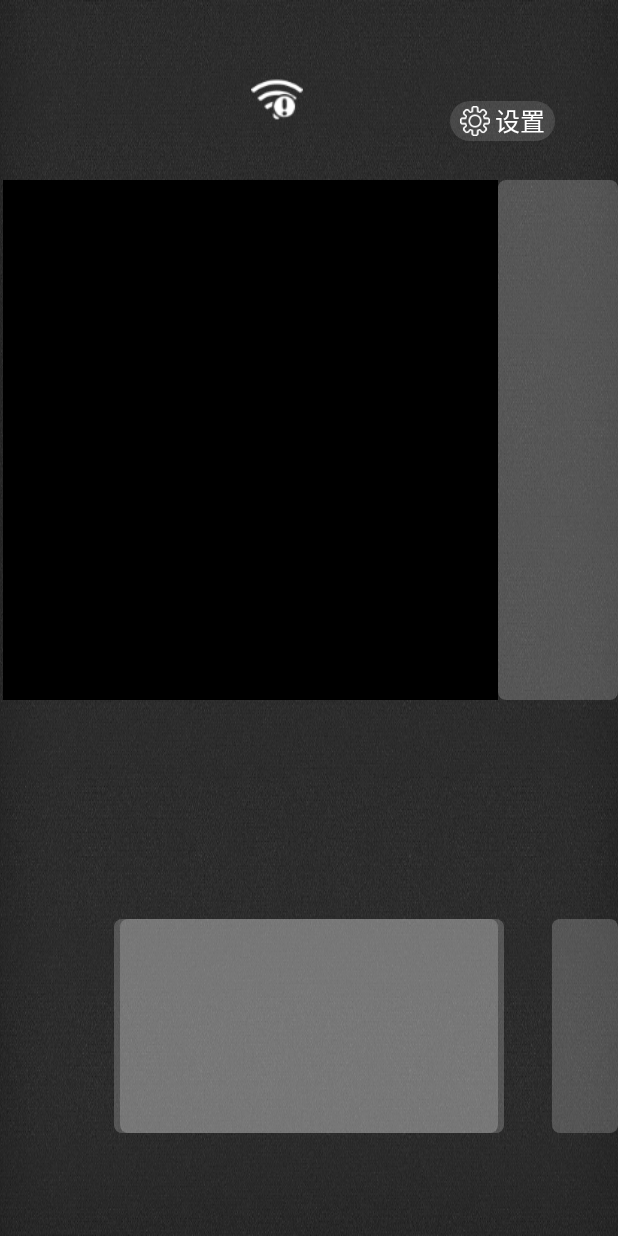
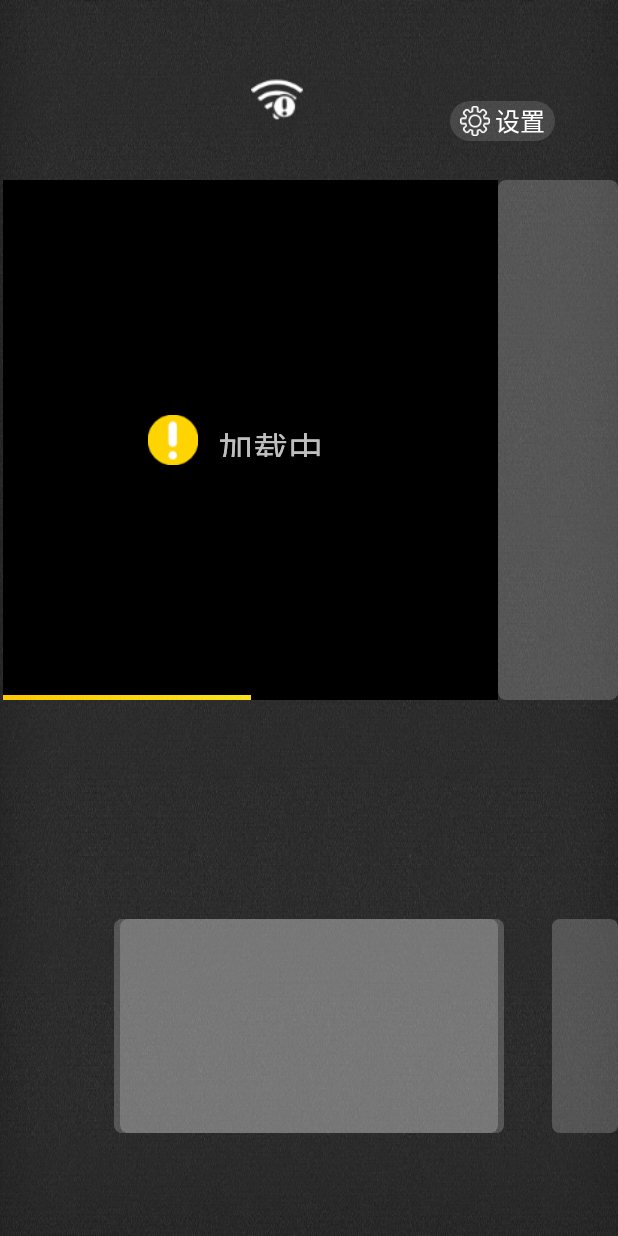
Before and after one commit to luochanggeng/LuoAPP, an Android app: the layout activity_home.xml on its own in the app's theme, with its tools: preview values and no code run, on a phone screen of 412 x 824 dp. Run offline under Robolectric (Android 15) with nearby library versions, the phone set to English and light mode, and no system bars.

Commit message:
视频窗UI完善

```diff
--- a/app/src/main/java/com/luo/app/player/ILuoPlayerListener.java
+++ b/app/src/main/java/com/luo/app/player/ILuoPlayerListener.java
@@ -6,12 +6,12 @@ package com.luo.app.player;
  * on 2023/2/19 13:42
  */
 public interface ILuoPlayerListener {
-
-    void onPlaySuccess();
-
+//
+//    void onPlaySuccess();
+//
     void onPlayComplete();
-
-    void onPlayError(int what, int extra);
-
-    void upDateProgress(long currentPlayPosition, long duration);
+//
+//    void onPlayError(int what, int extra);
+//
+//    void upDateProgress(long currentPlayPosition, long duration);
 }
--- a/app/src/main/java/com/luo/app/player/LuoPlayerScreen.java
+++ b/app/src/main/java/com/luo/app/player/LuoPlayerScreen.java
@@ -21,7 +21,7 @@ import com.luo.app.R;
  * create by 公子赓
  * on 2023/2/19 13:42
  */
-public class LuoPlayerScreen extends FrameLayout implements ILuoPlayerListener{
+public class LuoPlayerScreen extends FrameLayout{
 
     public static final String SMALL = "0";
 
@@ -34,8 +34,6 @@ public class LuoPlayerScreen extends FrameLayout implements ILuoPlayerListener{
     private int mSmallScreenLayoutIndex;
     //小屏时候的父布局
     private ViewGroup mParentView;
-
-//    private LuoPlayer luoPlayer;
     //是否支持大小屏无缝切换，默认支持
     private boolean mSwitchScreenAvailable = true ;
 
@@ -59,17 +57,16 @@ public class LuoPlayerScreen extends FrameLayout implements ILuoPlayerListener{
     }
 
     private void initView() {
-//        luoPlayer = new LuoPlayer(this);
-//        luoPlayer.setPlayerListener(this);
         //小窗状态的根布局
         View smallRootView = LayoutInflater.from(getContext()).inflate(R.layout.player_screen_small, this);
         //全屏状态的根布局
         View fullRootView = LayoutInflater.from(getContext()).inflate(R.layout.player_screen_small, this);
+        if(SMALL.equals(mScreenState)){
+            smallRootView.setVisibility(VISIBLE);
+        }else{
+            fullRootView.setVisibility(VISIBLE);
+        }
     }
-
-//    public void setDataSource(String url){
-//        luoPlayer.setDataSource(url);
-//    }
 
     public void setSwitchScreenAvailable(boolean available){
         this.mSwitchScreenAvailable = available;
@@ -84,7 +81,7 @@ public class LuoPlayerScreen extends FrameLayout implements ILuoPlayerListener{
             if (event.getAction() == KeyEvent.ACTION_DOWN) {
                 if(event.getKeyCode() == KeyEvent.KEYCODE_BACK){
                     //切换到小屏幕的状态
-                    switchScreenToSmall(true);
+                    switchScreenToSmall();
                     return true;
                 }
                 if(event.getKeyCode() == KeyEvent.KEYCODE_DPAD_UP || event.getKeyCode() == KeyEvent.KEYCODE_DPAD_DOWN){
@@ -107,7 +104,7 @@ public class LuoPlayerScreen extends FrameLayout implements ILuoPlayerListener{
     /**
      * 切换大小屏状态 Suspension
      */
-    public void switchScreenToSmall(boolean needResume) {
+    public void switchScreenToSmall() {
         if (!mSwitchScreenAvailable) {
             return;
         }
@@ -128,22 +125,7 @@ public class LuoPlayerScreen extends FrameLayout implements ILuoPlayerListener{
         if (null != mParentView) {
             mParentView.addView(this, mSmallScreenLayoutIndex, mSmallScreenLayoutParams);
         }
-        //恢复到小屏状态下视频恢复播放
-//        if(needResume){
-//            luoPlayerCore.start();
-//        }
     }
-
-//    public void pause(){
-//        luoPlayer.pause();
-//    }
-
-//    public void release(){
-//        if(LuoPlayerScreen.FULL.equals(mScreenState)){
-//            switchScreenToSmall(false);
-//        }
-//        luoPlayer.release();
-//    }
 
     public void switchScreenToFull(View outFocusView) {
         if (!mSwitchScreenAvailable) {
@@ -170,22 +152,21 @@ public class LuoPlayerScreen extends FrameLayout implements ILuoPlayerListener{
         requestFocus();
     }
 
-    @Override
     public void onPlaySuccess() {
+        if(SMALL.equals(mScreenState)){
 
+        }
     }
 
-    @Override
-    public void onPlayComplete() {
+    public boolean onPlayComplete() {
 
+        return mSwitchScreenAvailable;
     }
 
-    @Override
     public void onPlayError(int what, int extra) {
 
     }
 
-    @Override
     public void upDateProgress(long currentPlayPosition, long duration) {
 
     }
--- /dev/null
+++ b/app/src/main/res/drawable/small_screen_progress.xml
@@ -0,0 +1,25 @@
+<?xml version="1.0" encoding="UTF-8"?>
+<layer-list xmlns:android="http://schemas.android.com/apk/res/android">
+    <!--  设置背景色  -->
+    <item android:id="@android:id/background">
+        <shape>
+            <corners android:radius="0dp" />
+            <gradient
+                android:endColor="@color/trans"
+                android:startColor="@color/trans" />
+        </shape>
+    </item>
+
+    <!--  设置进度条颜色  -->
+    <item android:id="@android:id/progress">
+        <clip>
+            <shape>
+                <corners android:radius="0dp" />
+                <gradient
+                    android:endColor="@color/small_screen_progress_end"
+                    android:startColor="@color/small_screen_progress__start" />
+            </shape>
+        </clip>
+    </item>
+
+</layer-list>
--- a/app/src/main/res/layout/player_screen_small.xml
+++ b/app/src/main/res/layout/player_screen_small.xml
@@ -3,4 +3,37 @@
     android:layout_width="match_parent"
     android:layout_height="match_parent">
 
+    <LinearLayout
+        android:layout_width="wrap_content"
+        android:layout_height="wrap_content"
+        android:layout_centerInParent="true"
+        android:orientation="horizontal">
+
+        <ImageView
+            android:layout_width="@dimen/px_50"
+            android:layout_height="@dimen/px_50"
+            android:layout_marginEnd="@dimen/px_20"
+            android:scaleType="fitXY"
+            android:visibility="visible"
+            android:src="@mipmap/warning"/>
+
+        <TextView
+            android:layout_width="wrap_content"
+            android:layout_height="@dimen/px_35"
+            android:includeFontPadding="false"
+            android:layout_gravity="center_vertical"
+            android:textSize="@dimen/px_35"
+            android:text="加载中..."/>
+    </LinearLayout>
+
+    <ProgressBar
+        android:id="@+id/progress"
+        android:layout_width="match_parent"
+        android:layout_height="@dimen/px_5"
+        android:layout_alignParentBottom="true"
+        style="@style/Widget.AppCompat.ProgressBar.Horizontal"
+        android:progressDrawable="@drawable/small_screen_progress"
+        android:max="100"
+        android:progress="50" />
+
 </RelativeLayout>
--- a/app/src/main/res/values/colors.xml
+++ b/app/src/main/res/values/colors.xml
@@ -6,4 +6,7 @@
     <color name="white_44">#22FFFFFF</color>
     <color name="white_aa">#aaFFFFFF</color>
     <color name="yellow">#FFFF00</color>
+
+    <color name="small_screen_progress_end">#F4FC37</color>
+    <color name="small_screen_progress__start">#FFFDC800</color>
 </resources>
```
Also changed, not shown: app/src/main/java/com/luo/app/home/HomeActivity.java (+8 -0 lines), app/src/main/java/com/luo/app/player/LuoPlayer.java (+19 -10 lines), app/src/main/res/mipmap-xhdpi/loading.png (added), app/src/main/res/mipmap-xhdpi/warning.png (added).
